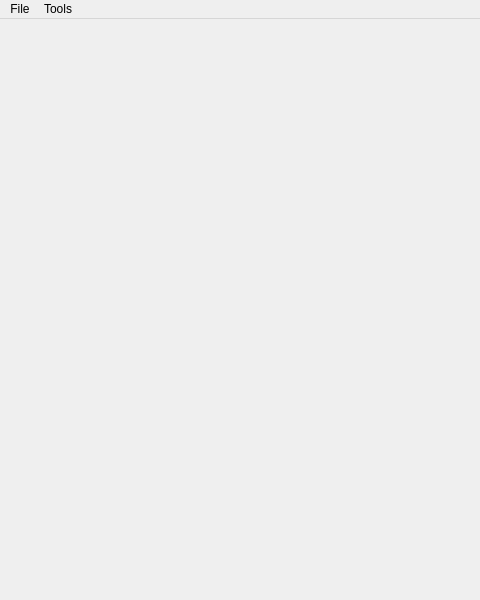
Qt form src/swged/ui/main_window.ui (apathyboy/swganh) before a commit; both pictures show x 0 to 480 and y 0 to 600 of the 800 by 600 pixel window.
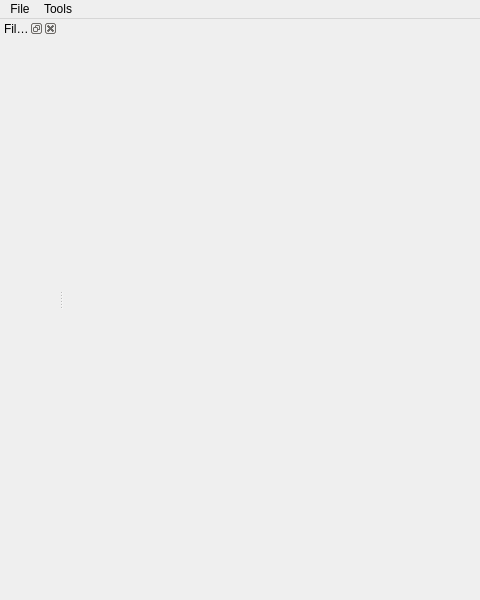
The same form after that commit.

Commit message: Added quit option to the file menu

What changed in the file:
```diff
--- a/src/swged/ui/main_window.ui
+++ b/src/swged/ui/main_window.ui
@@ -38,6 +38,17 @@
    <addaction name="menuTools"/>
   </widget>
   <widget class="QStatusBar" name="statusbar"/>
+  <widget class="QDockWidget" name="dockFiles">
+   <property name="windowTitle">
+    <string>Files</string>
+   </property>
+   <attribute name="dockWidgetArea">
+    <number>1</number>
+   </attribute>
+   <widget class="QWidget" name="dockWidgetContents">
+    <layout class="QVBoxLayout" name="verticalLayout_2"/>
+   </widget>
+  </widget>
   <action name="actionOptions">
    <property name="text">
     <string>Options...</string>
```
Left out of the diff: 6 changed lines with no effect on the pictures.
